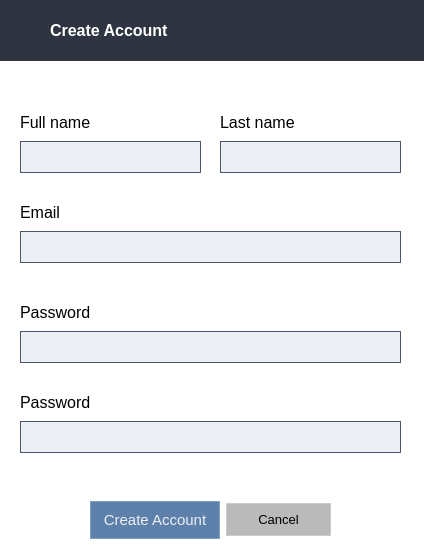
First picture: the form in School_System/ui/AddRemoveDB.ui, repository KasperJack/School-Management-System, before the edit.
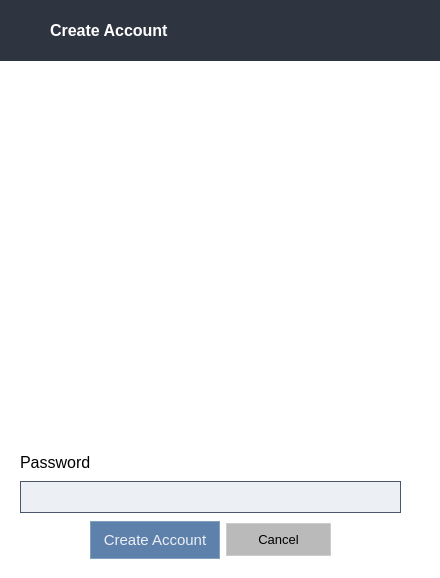
Second picture: the form after the edit. Icons and pictures are not drawn.

Diff of the .ui file:
```diff
--- a/School_System/ui/AddRemoveDB.ui
+++ b/School_System/ui/AddRemoveDB.ui
@@ -6,8 +6,8 @@
    <rect>
     <x>0</x>
     <y>0</y>
-    <width>424</width>
-    <height>556</height>
+    <width>440</width>
+    <height>578</height>
    </rect>
   </property>
   <property name="windowTitle">
@@ -22,115 +22,11 @@
 border-radius: 10px;
 }</string>
   </property>
-  <widget class="QWidget" name="layoutWidget">
-   <property name="geometry">
-    <rect>
-     <x>20</x>
-     <y>200</y>
-     <width>381</width>
-     <height>63</height>
-    </rect>
-   </property>
-   <layout class="QVBoxLayout" name="verticalLayout_2">
-    <item>
-     <widget class="QLabel" name="label_3">
-      <property name="font">
-       <font>
-        <family>Segoe UI</family>
-        <pointsize>12</pointsize>
-       </font>
-      </property>
-      <property name="text">
-       <string>Email</string>
-      </property>
-     </widget>
-    </item>
-    <item>
-     <widget class="QLineEdit" name="email_field">
-      <property name="styleSheet">
-       <string notr="true">/* Input Field */
-QLineEdit {
-    background-color: #eceff4; /* Light background */
-    color: #000000; /* Black text */
-    border: 1px solid #4C566A; /* Subtle gray-blue border */
-    border-radius: 0px; /* No rounded corners */
-    padding: 6px; /* Padding inside the field */
-    font-size: 14px; /* Standard font size */
-}
-
-/* Focused Input Field */
-QLineEdit:focus {
-    border: 1px solid #88C0D0; /* Light blue/teal border on focus */
-    background-color: #e1e9f2; /* Slightly lighter background on focus */
-}
-
-/* Placeholder Text */
-QLineEdit::placeholder {
-    color: #4C566A; /* Darker gray for placeholder text */
-}
-</string>
-      </property>
-     </widget>
-    </item>
-   </layout>
-  </widget>
-  <widget class="QWidget" name="layoutWidget_2">
-   <property name="geometry">
-    <rect>
-     <x>20</x>
-     <y>300</y>
-     <width>381</width>
-     <height>63</height>
-    </rect>
-   </property>
-   <layout class="QVBoxLayout" name="verticalLayout_3">
-    <item>
-     <widget class="QLabel" name="label_4">
-      <property name="font">
-       <font>
-        <family>Segoe UI</family>
-        <pointsize>12</pointsize>
-       </font>
-      </property>
-      <property name="text">
-       <string>Password</string>
-      </property>
-     </widget>
-    </item>
-    <item>
-     <widget class="QLineEdit" name="pass1_field">
-      <property name="styleSheet">
-       <string notr="true">/* Input Field */
-QLineEdit {
-    background-color: #eceff4; /* Light background */
-    color: #000000; /* Black text */
-    border: 1px solid #4C566A; /* Subtle gray-blue border */
-    border-radius: 0px; /* No rounded corners */
-    padding: 6px; /* Padding inside the field */
-    font-size: 14px; /* Standard font size */
-}
-
-/* Focused Input Field */
-QLineEdit:focus {
-    border: 1px solid #88C0D0; /* Light blue/teal border on focus */
-    background-color: #e1e9f2; /* Slightly lighter background on focus */
-}
-
-/* Placeholder Text */
-QLineEdit::placeholder {
-    color: #4C566A; /* Darker gray for placeholder text */
-}
-</string>
-      </property>
-     </widget>
-    </item>
-   </layout>
-  </widget>
   <widget class="QWidget" name="layoutWidget_3">
    <property name="geometry">
     <rect>
      <x>20</x>
-     <y>390</y>
+     <y>450</y>
      <width>381</width>
      <height>63</height>
     </rect>
@@ -178,63 +74,11 @@
     </item>
    </layout>
   </widget>
-  <widget class="QWidget" name="layoutWidget">
-   <property name="geometry">
-    <rect>
-     <x>20</x>
-     <y>110</y>
-     <width>181</width>
-     <height>63</height>
-    </rect>
-   </property>
-   <layout class="QVBoxLayout" name="verticalLayout">
-    <item>
-     <widget class="QLabel" name="label_2">
-      <property name="font">
-       <font>
-        <family>Segoe UI</family>
-        <pointsize>12</pointsize>
-       </font>
-      </property>
-      <property name="text">
-       <string>Full name </string>
-      </property>
-     </widget>
-    </item>
-    <item>
-     <widget class="QLineEdit" name="name_field">
-      <property name="styleSheet">
-       <string notr="true">/* Input Field */
-QLineEdit {
-    background-color: #eceff4; /* Light background */
-    color: #000000; /* Black text */
-    border: 1px solid #4C566A; /* Subtle gray-blue border */
-    border-radius: 0px; /* No rounded corners */
-    padding: 6px; /* Padding inside the field */
-    font-size: 14px; /* Standard font size */
-}
-
-/* Focused Input Field */
-QLineEdit:focus {
-    border: 1px solid #88C0D0; /* Light blue/teal border on focus */
-    background-color: #e1e9f2; /* Slightly lighter background on focus */
-}
-
-/* Placeholder Text */
-QLineEdit::placeholder {
-    color: #4C566A; /* Darker gray for placeholder text */
-}
-</string>
-      </property>
-     </widget>
-    </item>
-   </layout>
-  </widget>
   <widget class="QWidget" name="layoutWidget">
    <property name="geometry">
     <rect>
      <x>90</x>
-     <y>500</y>
+     <y>520</y>
      <width>241</width>
      <height>40</height>
     </rect>
@@ -344,58 +188,6 @@
     </item>
    </layout>
   </widget>
-  <widget class="QWidget" name="layoutWidget_4">
-   <property name="geometry">
-    <rect>
-     <x>220</x>
-     <y>110</y>
-     <width>181</width>
-     <height>63</height>
-    </rect>
-   </property>
-   <layout class="QVBoxLayout" name="verticalLayout_5">
-    <item>
-     <widget class="QLabel" name="label_6">
-      <property name="font">
-       <font>
-        <family>Segoe UI</family>
-        <pointsize>12</pointsize>
-       </font>
-      </property>
-      <property name="text">
-       <string>Last name</string>
-      </property>
-     </widget>
-    </item>
-    <item>
-     <widget class="QLineEdit" name="last_name_field">
-      <property name="styleSheet">
-       <string notr="true">/* Input Field */
-QLineEdit {
-    background-color: #eceff4; /* Light background */
-    color: #000000; /* Black text */
-    border: 1px solid #4C566A; /* Subtle gray-blue border */
-    border-radius: 0px; /* No rounded corners */
-    padding: 6px; /* Padding inside the field */
-    font-size: 14px; /* Standard font size */
-}
-
-/* Focused Input Field */
-QLineEdit:focus {
-    border: 1px solid #88C0D0; /* Light blue/teal border on focus */
-    background-color: #e1e9f2; /* Slightly lighter background on focus */
-}
-
-/* Placeholder Text */
-QLineEdit::placeholder {
-    color: #4C566A; /* Darker gray for placeholder text */
-}
-</string>
-      </property>
-     </widget>
-    </item>
-   </layout>
-  </widget>
   <widget class="QWidget" name="widget_2" native="true">
    <property name="geometry">
     <rect>
@@ -453,6 +245,16 @@
     </property>
    </widget>
   </widget>
+  <widget class="QTableWidget" name="db_table">
+   <property name="geometry">
+    <rect>
+     <x>20</x>
+     <y>90</y>
+     <width>401</width>
+     <height>331</height>
+    </rect>
+   </property>
+  </widget>
  </widget>
  <resources>
   <include location="../resources/rec.qrc"/>
```
